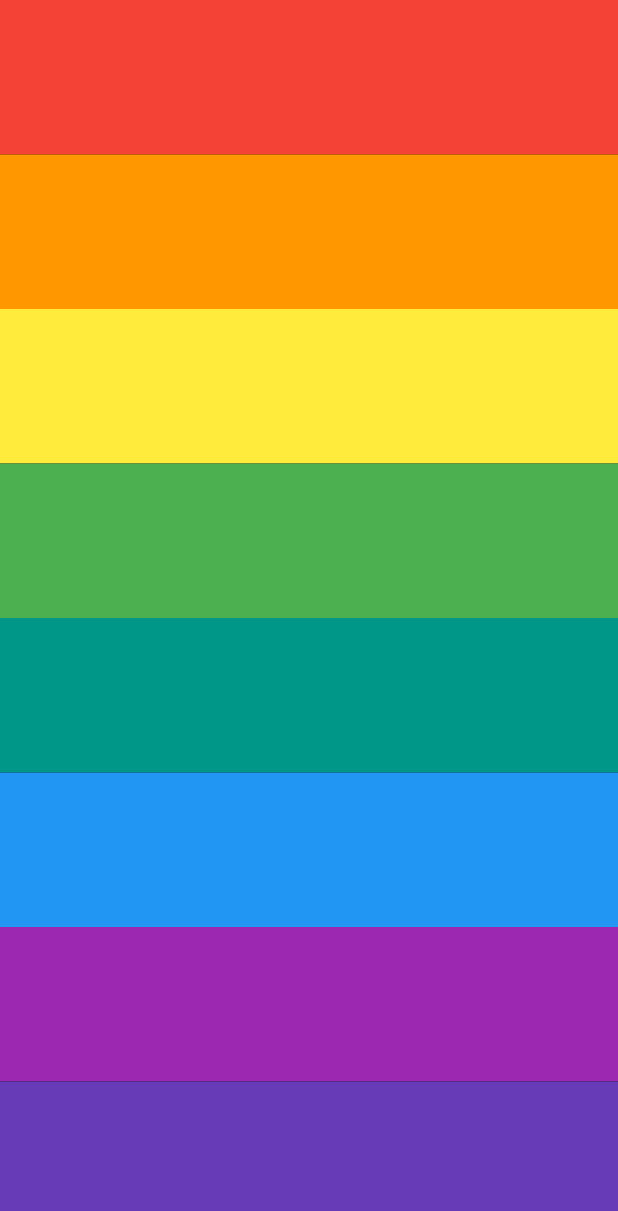
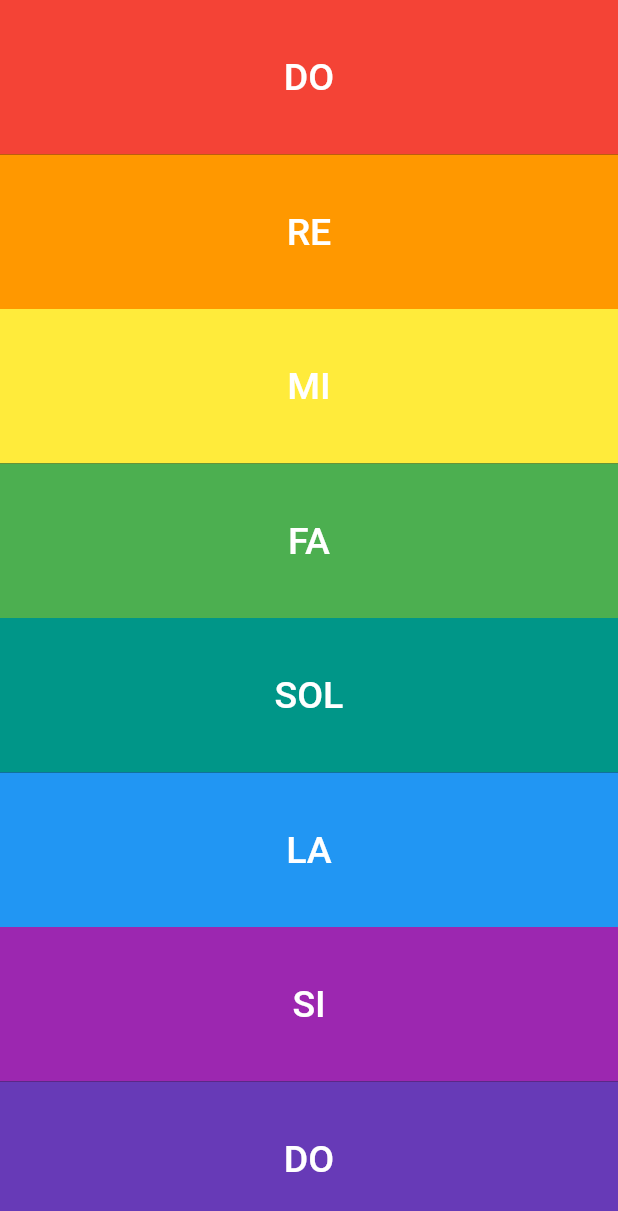
Before and after one commit to SKesek/Xyliphone, a Flutter app: the screen it shows after launch, on a phone screen of 412 x 824 dp. Shown: the top 1211 px of the screen. Run offline on Flutter 3.47's test engine with Material 2 defaults, Android fonts, the light colour scheme and no system bars; our stand-ins replace audioplayers.

Commit message:
Dodanie nutek

```diff
--- a/lib/main.dart
+++ b/lib/main.dart
@@ -11,7 +11,7 @@ class MyApp extends StatelessWidget {
     player.play('note$soundNumber.wav');
   }
 
-  Expanded buildKey(Color colorButton, int noteNumber) {
+  Expanded buildKey(Color colorButton, int noteNumber, String sound) {
     return Expanded(
       child: Container(
         color: colorButton,
@@ -19,8 +19,13 @@ class MyApp extends StatelessWidget {
           onPressed: () {
             playSound(noteNumber);
           },
-              child: const Text(''),
-            )));
+          child: Text(
+            sound,
+            style: const TextStyle(fontSize: 25, color: Colors.white),
+          ),
+        ),
+      ),
+    );
   }
 
   @override
@@ -33,14 +38,14 @@ class MyApp extends StatelessWidget {
           child: Column(
             crossAxisAlignment: CrossAxisAlignment.stretch,
             children: [
-              buildKey(Colors.red, 1),
-              buildKey(Colors.orange, 2),
-              buildKey(Colors.yellow, 3),
-              buildKey(Colors.green, 4),
-              buildKey(Colors.teal, 5),
-              buildKey(Colors.blue, 6),
-              buildKey(Colors.purple, 7),
-              buildKey(Colors.deepPurple, 8)
+              buildKey(Colors.red, 1, 'DO'),
+              buildKey(Colors.orange, 2, 'RE'),
+              buildKey(Colors.yellow, 3, 'MI'),
+              buildKey(Colors.green, 4, 'FA'),
+              buildKey(Colors.teal, 5, 'SOL'),
+              buildKey(Colors.blue, 6, 'LA'),
+              buildKey(Colors.purple, 7, 'SI'),
+              buildKey(Colors.deepPurple, 8, 'DO')
             ],
           ),
         ),
```
Also changed, not shown: pubspec.lock, 1 other file. Lines whose indentation alone changed are shown as unchanged.
